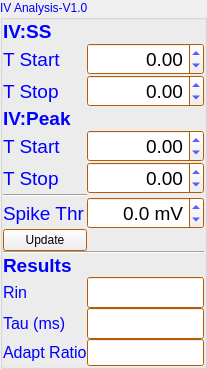
Old version of the form lib/analysis/modules/IVCurve/ctrlTemplate.ui in the repository acq4/acq4.
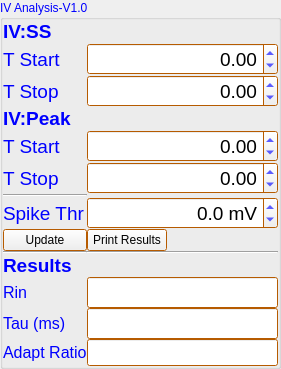
New version of the form.

The edit to the form file:
```diff
--- a/lib/analysis/modules/IVCurve/ctrlTemplate.ui
+++ b/lib/analysis/modules/IVCurve/ctrlTemplate.ui
@@ -6,7 +6,7 @@
    <rect>
     <x>0</x>
     <y>0</y>
-    <width>179</width>
+    <width>281</width>
     <height>292</height>
    </rect>
   </property>
@@ -444,6 +444,19 @@
         </property>
        </widget>
       </item>
+      <item row="9" column="3">
+       <widget class="QPushButton" name="IVCurve_PrintResults">
+        <property name="sizePolicy">
+         <sizepolicy hsizetype="Fixed" vsizetype="Fixed">
+          <horstretch>0</horstretch>
+          <verstretch>0</verstretch>
+         </sizepolicy>
+        </property>
+        <property name="text">
+         <string>Print Results</string>
+        </property>
+       </widget>
+      </item>
      </layout>
     </widget>
    </item>
```
